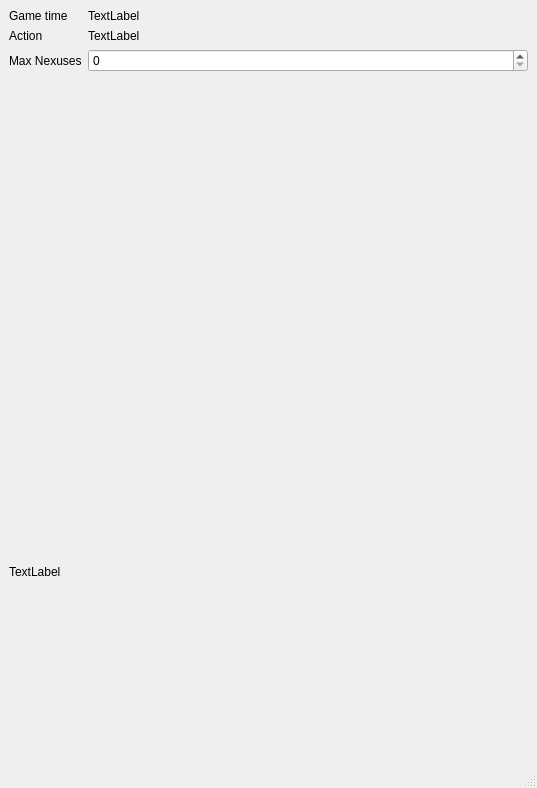
adrianalin/starcraft2_bot, file MainWindow.ui: the form before one commit.
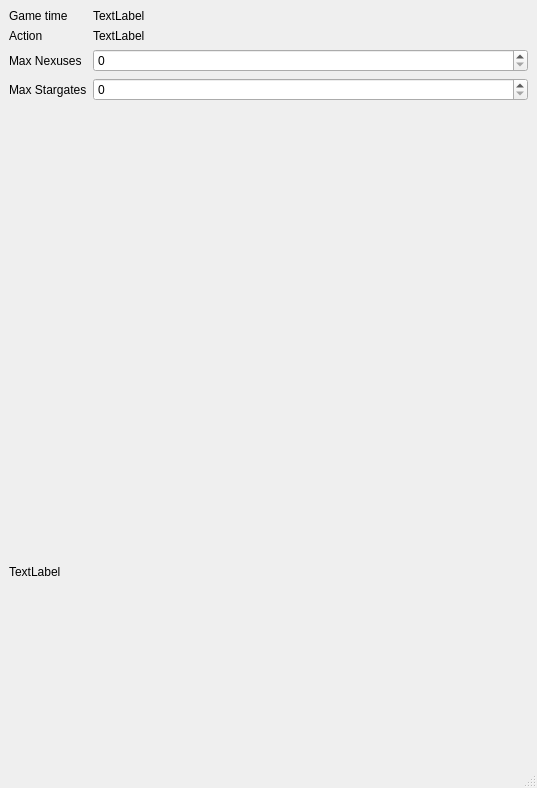
The form after the commit.

Commit message: add spin box to set the max stargates

What changed in the file:
```diff
--- a/MainWindow.ui
+++ b/MainWindow.ui
@@ -64,6 +64,16 @@
           </property>
          </widget>
         </item>
+        <item row="3" column="0">
+         <widget class="QLabel" name="label_2">
+          <property name="text">
+           <string>Max Stargates</string>
+          </property>
+         </widget>
+        </item>
+        <item row="3" column="1">
+         <widget class="QSpinBox" name="maxStargatesSpinBox"/>
+        </item>
        </layout>
       </item>
       <item>
```
The commit also changes 3 other files.
